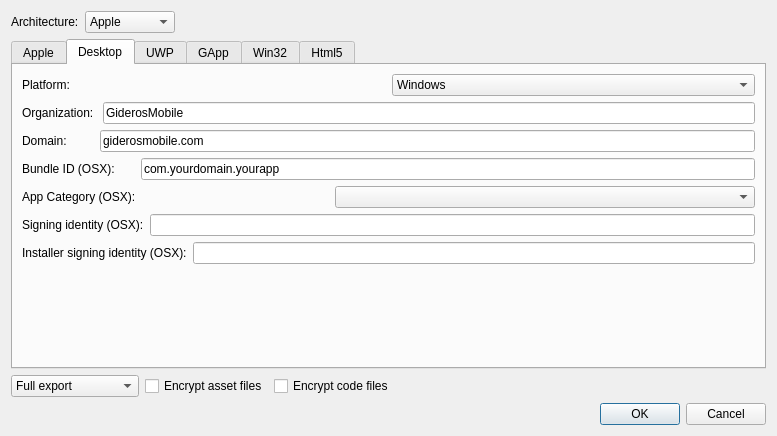
Old version of the form ui/exportprojectdialog.ui in the repository gideros/gideros.
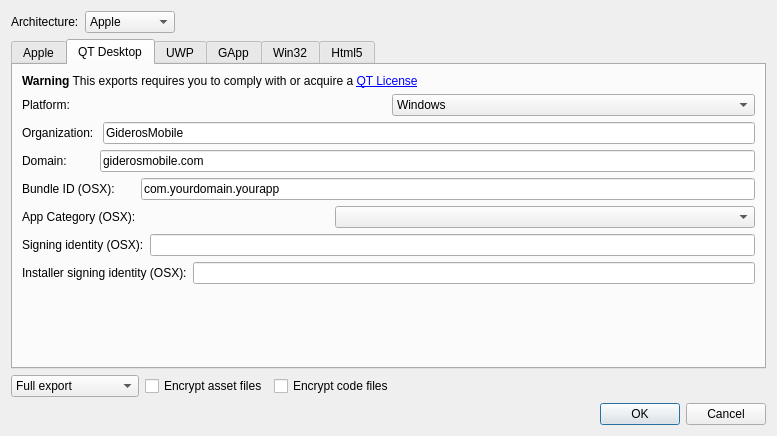
New version of the form. The open tabs and pages were chosen to show the change.

Commit message: [export] Note about QT licensing [export] Open explorer on Linux

Diff of the .ui file:
```diff
--- a/ui/exportprojectdialog.ui
+++ b/ui/exportprojectdialog.ui
@@ -174,9 +174,16 @@
      </widget>
      <widget class="QWidget" name="tab_4">
       <attribute name="title">
-       <string>Desktop</string>
+       <string>QT Desktop</string>
       </attribute>
       <layout class="QVBoxLayout" name="verticalLayout_5">
+       <item>
+        <widget class="QLabel" name="label_15">
+         <property name="text">
+          <string>&lt;html&gt;&lt;head/&gt;&lt;body&gt;&lt;p&gt;&lt;span style=&quot; font-weight:700;&quot;&gt;Warning&lt;/span&gt; This exports requires you to comply with or acquire a &lt;a href=&quot;https://www.qt.io/licensing/&quot;&gt;&lt;span style=&quot; text-decoration: underline; color:#0000ff;&quot;&gt;QT License&lt;/span&gt;&lt;/a&gt;&lt;/p&gt;&lt;/body&gt;&lt;/html&gt;</string>
+         </property>
+        </widget>
+       </item>
        <item>
         <layout class="QHBoxLayout" name="horizontalLayout_13">
          <item>
```
The commit also changes 1 other file.
